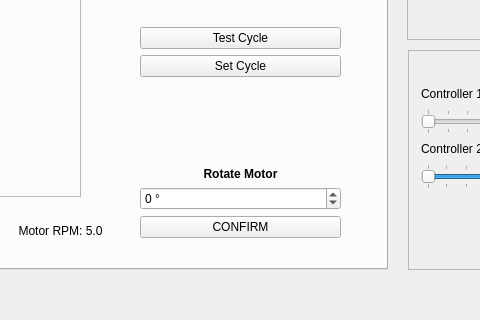
Before: the Qt Designer form _ui/FlashLapse_CP.ui in CoCl-Jerry/Flashlapse_Dev, drawn with Qt 5; both pictures show x 452 to 932 and y 370 to 690 of the 1280 by 690 pixel window.
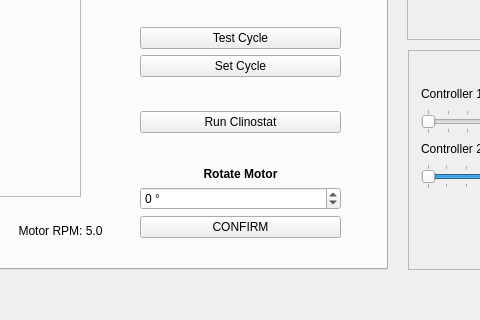
After: the same form once the commit is applied. The open tabs and pages were chosen to show the change. Icons and pictures are not drawn.

```diff
--- a/_ui/FlashLapse_CP.ui
+++ b/_ui/FlashLapse_CP.ui
@@ -696,6 +696,26 @@
            </property>
           </spacer>
          </item>
+         <item>
+          <widget class="QPushButton" name="clinostatSet_pushButton">
+           <property name="text">
+            <string>Run Clinostat</string>
+           </property>
+          </widget>
+         </item>
+         <item>
+          <spacer name="verticalSpacer_10">
+           <property name="orientation">
+            <enum>Qt::Vertical</enum>
+           </property>
+           <property name="sizeHint" stdset="0">
+            <size>
+             <width>20</width>
+             <height>40</height>
+            </size>
+           </property>
+          </spacer>
+         </item>
          <item>
           <widget class="QLabel" name="motor_label">
            <property name="text">
```
